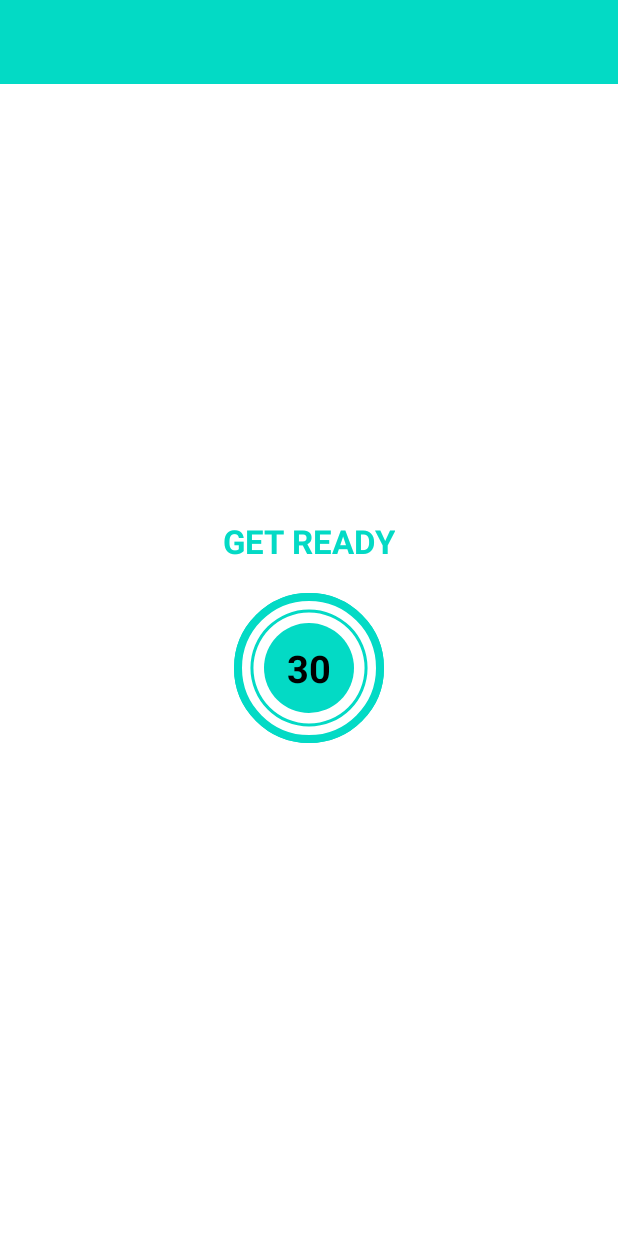
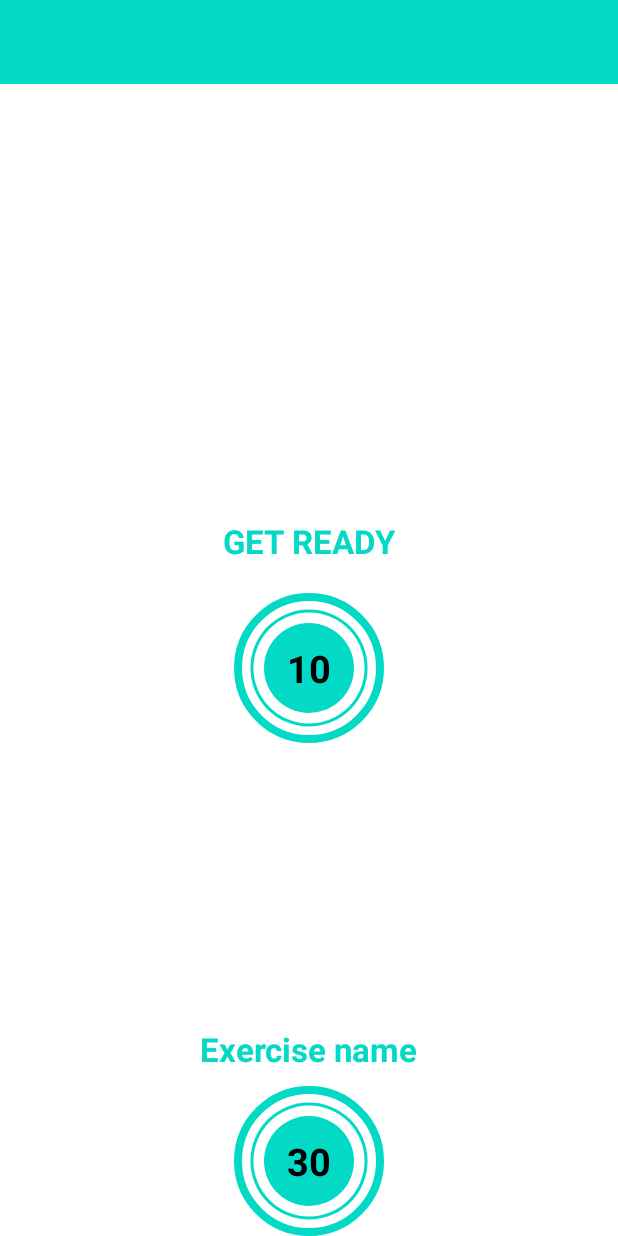
Before and after one commit to sharshv2012/7minWorkout, an Android app: the layout activity_excercise.xml on its own in the app's theme, with its tools: preview values and no code run, on a phone screen of 412 x 824 dp. Run offline under Robolectric (Android 15) with nearby library versions, the light colour scheme and no system bars.

Commit message:
4th commit : added arraylist of exercises used gifs instead of plain images made many other changes too.

```diff
--- a/app/build.gradle
+++ b/app/build.gradle
@@ -42,6 +42,7 @@
     implementation 'androidx.appcompat:appcompat:1.6.1'
     implementation 'com.google.android.material:material:1.9.0'
     implementation 'androidx.constraintlayout:constraintlayout:2.1.4'
+    implementation 'pl.droidsonroids.gif:android-gif-drawable:1.2.27'
     testImplementation 'junit:junit:4.13.2'
     androidTestImplementation 'androidx.test.ext:junit:1.1.5'
     androidTestImplementation 'androidx.test.espresso:espresso-core:3.5.1'
--- a/app/src/main/res/layout/activity_excercise.xml
+++ b/app/src/main/res/layout/activity_excercise.xml
@@ -77,6 +77,30 @@
         </LinearLayout>
 
     </FrameLayout>
+    <pl.droidsonroids.gif.GifImageView
+        android:layout_width="match_parent"
+        android:layout_height="0dp"
+        android:id="@+id/gifExercise"
+        android:scaleType="fitXY"
+        android:src="@drawable/pushups"
+        android:visibility="invisible"
+        app:layout_constraintBottom_toTopOf="@+id/tvExercise"
+        app:layout_constraintTop_toBottomOf="@id/toolbarExcercise"/>
+    <TextView
+        android:layout_width="wrap_content"
+        android:layout_height="wrap_content"
+        android:id="@+id/tvExercise"
+        android:text="Exercise name"
+        android:textColor="@color/teal_200"
+        android:textStyle="bold"
+        android:visibility="gone"
+        android:textSize="22sp"
+        tools:visibility="visible"
+        app:layout_constraintEnd_toEndOf="parent"
+        app:layout_constraintStart_toStartOf="parent"
+
+        app:layout_constraintTop_toBottomOf="@+id/gifExercise"/>
+
 
     <FrameLayout
         android:id="@+id/flTimerExcrcise"
@@ -86,7 +110,7 @@
         android:visibility="gone"
         android:layout_marginTop="10dp"
         android:background="@drawable/item_circular_color_accent_border"
-        app:layout_constraintTop_toBottomOf="@id/toolbarExcercise"
+        app:layout_constraintTop_toBottomOf="@id/tvExercise"
         app:layout_constraintBottom_toBottomOf="parent"
         app:layout_constraintStart_toStartOf="parent"
         app:layout_constraintEnd_toEndOf="parent">
```
Also changed, not shown: app/src/main/java/com/example/a7minworkout/Constants.kt (added, +75 -0 lines), app/src/main/java/com/example/a7minworkout/ExcerciseActivity.kt (+26 -2 lines), app/src/main/java/com/example/a7minworkout/ExerciseModel.kt (added, +42 -0 lines), app/src/main/res/drawable/burpees.gif (added), app/src/main/res/drawable/crunches.gif (added), app/src/main/res/drawable/hanuman_pushups.gif (added), app/src/main/res/drawable/jumpingjack.gif (added), app/src/main/res/drawable/pushups.gif (added), app/src/main/res/drawable/squats.gif (added), app/src/main/res/drawable/streaching.gif (added), app/src/main/res/drawable/triceps_dips_on_chair.gif (added), 3 other files.
